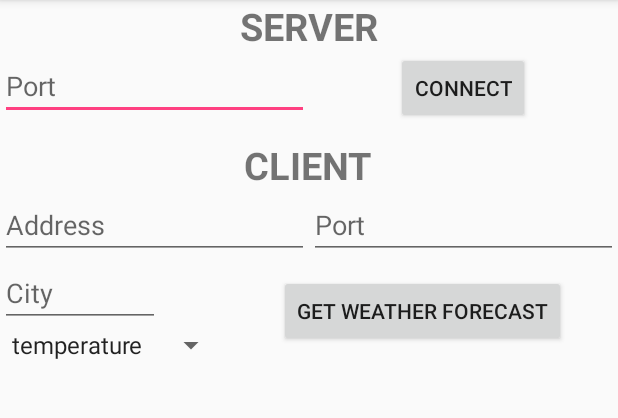
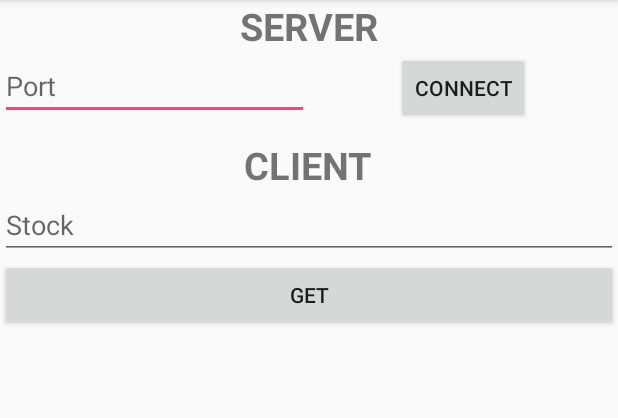
Before and after one commit to elena19m/PracticalTest02, an Android app: the screen it shows after launch (PracticalTest02MainActivity), on a phone screen of 412 x 824 dp, the part 84-502 px from its top. Run offline under Robolectric (Android 15) with nearby library versions, the phone set to English and light mode, and no system bars.

Commit message:
Add solved tasks
Signed-off-by: Elena Mihailescu

```diff
--- a/PracticalTest02/app/src/main/java/ro/pub/cs/systems/eim/practicaltest02/view/PracticalTest02MainActivity.java
+++ b/PracticalTest02/app/src/main/java/ro/pub/cs/systems/eim/practicaltest02/view/PracticalTest02MainActivity.java
@@ -22,12 +22,9 @@ public class PracticalTest02MainActivity extends AppCompatActivity {
     private Button connectButton = null;
 
     // Client widgets
-    private EditText clientAddressEditText = null;
-    private EditText clientPortEditText = null;
-    private EditText cityEditText = null;
-    private Spinner informationTypeSpinner = null;
-    private Button getWeatherForecastButton = null;
-    private TextView weatherForecastTextView = null;
+    private EditText stockEditText = null;
+    private Button getButton = null;
+    private TextView infoTextView = null;
 
     private ServerThread serverThread = null;
     private ClientThread clientThread = null;
@@ -57,29 +54,28 @@ public class PracticalTest02MainActivity extends AppCompatActivity {
 
         @Override
         public void onClick(View view) {
-            String clientAddress = clientAddressEditText.getText().toString();
-            String clientPort = clientPortEditText.getText().toString();
-            if (clientAddress == null || clientAddress.isEmpty()
-                    || clientPort == null || clientPort.isEmpty()) {
-                Toast.makeText(getApplicationContext(), "[MAIN ACTIVITY] Client connection parameters should be filled!", Toast.LENGTH_SHORT).show();
-                return;
-            }
+//            if (clientAddress == null || clientAddress.isEmpty()
+//                    || clientPort == null || clientPort.isEmpty()) {
+//                Toast.makeText(getApplicationContext(), "[MAIN ACTIVITY] Client connection parameters should be filled!", Toast.LENGTH_SHORT).show();
+//                return;
+//            }
             if (serverThread == null || !serverThread.isAlive()) {
                 Toast.makeText(getApplicationContext(), "[MAIN ACTIVITY] There is no server to connect to!", Toast.LENGTH_SHORT).show();
                 return;
             }
-            String city = cityEditText.getText().toString();
-            String informationType = informationTypeSpinner.getSelectedItem().toString();
-            if (city == null || city.isEmpty()
-                    || informationType == null || informationType.isEmpty()) {
-                Toast.makeText(getApplicationContext(), "[MAIN ACTIVITY] Parameters from client (city / information type) should be filled", Toast.LENGTH_SHORT).show();
+            String city = stockEditText.getText().toString();
+//            String informationType = informationTypeSpinner.getSelectedItem().toString();
+            if (city == null || city.isEmpty()) {
+                Toast.makeText(getApplicationContext(), "[MAIN ACTIVITY] Parameters from client stock should be filled", Toast.LENGTH_SHORT).show();
                 return;
             }
 
-            weatherForecastTextView.setText(Constants.EMPTY_STRING);
+            //infoTextView.setText(Constants.EMPTY_STRING);
+
 
             clientThread = new ClientThread(
-                    clientAddress, Integer.parseInt(clientPort), city, informationType, weatherForecastTextView
+                    "localhost", Integer.parseInt(serverPortEditText.getText().toString()), city,
+                    "", infoTextView
             );
             clientThread.start();
         }
@@ -96,13 +92,10 @@ public class PracticalTest02MainActivity extends AppCompatActivity {
         connectButton = (Button)findViewById(R.id.connect_button);
         connectButton.setOnClickListener(connectButtonClickListener);
 
-        clientAddressEditText = (EditText)findViewById(R.id.client_address_edit_text);
-        clientPortEditText = (EditText)findViewById(R.id.client_port_edit_text);
-        cityEditText = (EditText)findViewById(R.id.city_edit_text);
-        informationTypeSpinner = (Spinner)findViewById(R.id.information_type_spinner);
-        getWeatherForecastButton = (Button)findViewById(R.id.get_weather_forecast_button);
-        getWeatherForecastButton.setOnClickListener(getWeatherForecastButtonClickListener);
-        weatherForecastTextView = (TextView)findViewById(R.id.weather_forecast_text_view);
+        stockEditText = (EditText)findViewById(R.id.stock_edit_text);
+        getButton = (Button)findViewById(R.id.get);
+        getButton.setOnClickListener(getWeatherForecastButtonClickListener);
+        infoTextView = (TextView)findViewById(R.id.stock_text_view);
     }
 
     @Override
--- a/PracticalTest02/app/src/main/res/layout/activity_practical_test02_main.xml
+++ b/PracticalTest02/app/src/main/res/layout/activity_practical_test02_main.xml
@@ -61,80 +61,31 @@
         android:textStyle="bold"
         android:text="@string/client"/>
 
-    <LinearLayout
+    <EditText
+        android:id="@+id/stock_edit_text"
         android:layout_width="match_parent"
         android:layout_height="wrap_content"
-        android:baselineAligned="false">
-
-        <ScrollView
-            android:layout_width="0dp"
-            android:layout_height="wrap_content"
-            android:layout_weight="1">
-
-            <EditText
-                android:id="@+id/client_address_edit_text"
-                android:layout_width="match_parent"
-                android:layout_height="wrap_content"
-                android:hint="@string/client_address"/>
-
-        </ScrollView>
-
-        <ScrollView
-            android:layout_width="0dp"
-            android:layout_height="wrap_content"
-            android:layout_weight="1">
-
-            <EditText
-                android:id="@+id/client_port_edit_text"
-                android:layout_width="match_parent"
-                android:layout_height="wrap_content"
-                android:hint="@string/client_port"/>
-
-        </ScrollView>
-
-    </LinearLayout>
-
-    <GridLayout
-        android:layout_width="match_parent"
-        android:layout_height="wrap_content"
-        android:rowCount="2"
-        android:columnCount="2">
-
-        <EditText
-            android:id="@+id/city_edit_text"
-            android:layout_width="wrap_content"
-            android:layout_height="wrap_content"
         android:ems="5"
-            android:hint="@string/city"
+        android:hint="@string/info"
         android:layout_row="0"
         android:layout_column="0"/>
 
-        <Spinner
-            android:id="@+id/information_type_spinner"
-            android:layout_width="wrap_content"
-            android:layout_height="wrap_content"
-            android:entries="@array/information_types"
-            android:layout_row="1"
-            android:layout_column="0"/>
-
     <Button
-            android:id="@+id/get_weather_forecast_button"
-            android:layout_width="wrap_content"
+        android:id="@+id/get"
+        android:layout_width="match_parent"
         android:layout_height="wrap_content"
         android:layout_gravity="center"
-            android:text="@string/get_weather_forecast"
+        android:text="Get"
         android:layout_row="0"
         android:layout_rowSpan="2"
         android:layout_column="1"/>
-
-    </GridLayout>
 
     <ScrollView
         android:layout_width="match_parent"
         android:layout_height="match_parent">
 
         <TextView
-            android:id="@+id/weather_forecast_text_view"
+            android:id="@+id/stock_text_view"
             android:layout_width="match_parent"
             android:layout_height="wrap_content"
             android:maxLines="10"/>
--- a/PracticalTest02/app/src/main/res/values/strings.xml
+++ b/PracticalTest02/app/src/main/res/values/strings.xml
@@ -3,6 +3,7 @@
     <string name="server">SERVER</string>
     <string name="server_port">Port</string>
     <string name="connect">Connect</string>
+    <string name="info">Stock</string>
     <string name="client">CLIENT</string>
     <string name="client_address">Address</string>
     <string name="client_port">Port</string>
```
Also changed, not shown: PracticalTest02/app/src/main/java/ro/pub/cs/systems/eim/practicaltest02/model/WeatherForecastInformation.java (+26 -51 lines), PracticalTest02/app/src/main/java/ro/pub/cs/systems/eim/practicaltest02/network/ClientThread.java (+8 -1 lines), PracticalTest02/app/src/main/java/ro/pub/cs/systems/eim/practicaltest02/network/CommunicationThread.java (+69 -52 lines). Lines whose indentation alone changed are shown as unchanged.
